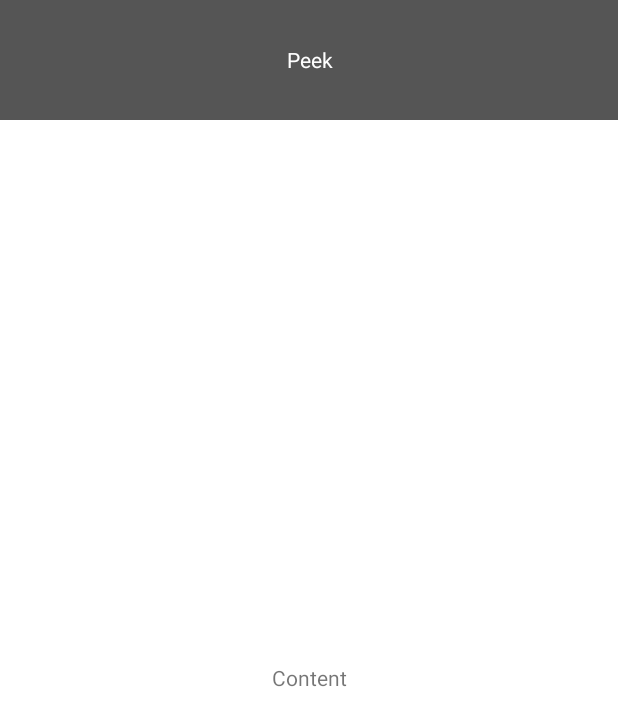
After one commit to thymoze/sonification, an Android app: the layout maps_bottom_sheet.xml on its own in the app's theme, with its tools: preview values and no code run, on a phone screen of 412 x 824 dp. The commit adds this screen. Shown: the top 726 px of the screen. Run offline under Robolectric (Android 15) with nearby library versions, the phone set to English and light mode, and no system bars.

Commit message:
Added bottom sheet to maps which displays the information of the current marker

```diff
--- a/sonification/app/build.gradle
+++ b/sonification/app/build.gradle
@@ -35,7 +35,8 @@ dependencies {
     implementation fileTree(include: ['*.jar'], dir: 'libs')
     implementation "androidx.lifecycle:lifecycle-extensions:2.0.0"
     implementation 'androidx.appcompat:appcompat:1.1.0-alpha01'
-    implementation 'androidx.constraintlayout:constraintlayout:2.0.0-alpha2'
+    implementation 'androidx.constraintlayout:constraintlayout:2.0.0-alpha3'
+    implementation 'androidx.coordinatorlayout:coordinatorlayout:1.1.0-alpha01'
     implementation 'com.google.android.material:material:1.1.0-alpha02'
     implementation 'androidx.legacy:legacy-support-v4:1.0.0'
     implementation 'com.github.PhilJay:MPAndroidChart:v3.1.0-alpha'
--- /dev/null
+++ b/sonification/app/src/main/res/layout/maps_bottom_sheet.xml
@@ -0,0 +1,28 @@
+<?xml version="1.0" encoding="utf-8"?>
+<LinearLayout xmlns:android="http://schemas.android.com/apk/res/android"
+    xmlns:app="http://schemas.android.com/apk/res-auto"
+    android:id="@+id/bottom_sheet"
+    android:layout_width="match_parent"
+    android:layout_height="match_parent"
+    android:orientation="vertical"
+    app:behavior_hideable="true"
+    app:behavior_peekHeight="80dp"
+    app:layout_behavior="com.google.android.material.bottomsheet.BottomSheetBehavior">
+
+    <TextView
+        android:id="@+id/bottom_sheet_title"
+        android:layout_width="match_parent"
+        android:layout_height="80dp"
+        android:gravity="center"
+        android:background="@color/primary_variant"
+        android:textColor="@color/primary"
+        android:text="Peek"/>
+
+    <TextView
+        android:id="@+id/bottom_sheet_content"
+        android:layout_width="match_parent"
+        android:layout_height="match_parent"
+        android:gravity="center"
+        android:background="@color/background"
+        android:text="Content" />
+</LinearLayout>
```
Also changed, not shown: sonification/app/src/main/java/mupro/hcm/sonification/fragments/MapFragment.java (+43 -6 lines), sonification/app/src/main/res/layout/fragment_map.xml (+12 -4 lines).
